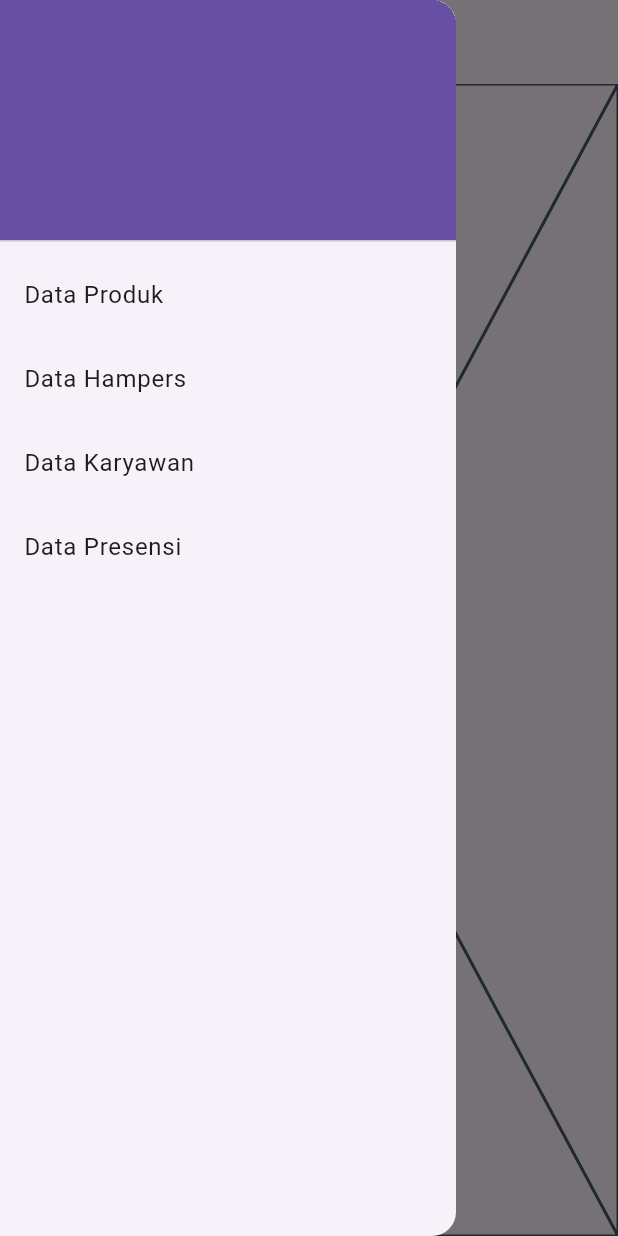
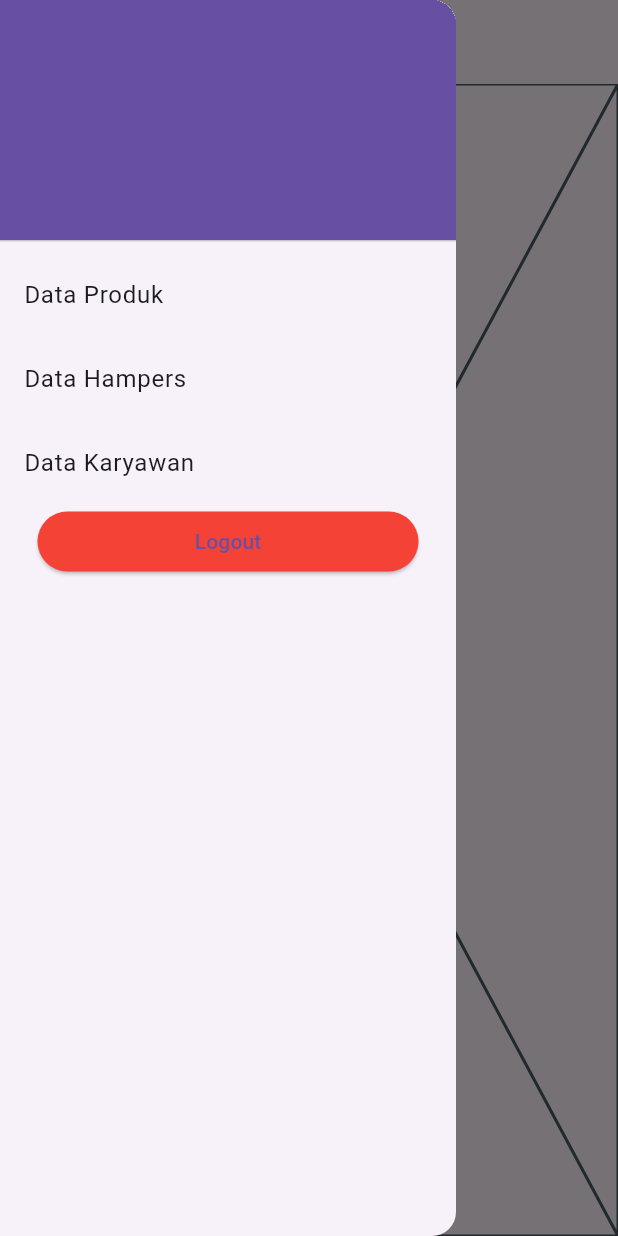
Before and after one commit to elluy-gabriel-p/project_p3l_mobile, a Flutter app: the DashboardOwnerView screen opened directly with empty values, with the side drawer open, on a phone screen of 412 x 824 dp. Run offline on Flutter 3.47's test engine with Material 3 defaults, Android fonts, the phone set to English and light mode, and no system bars; our stand-ins replace flutter_riverpod; missing offline and left inert: mobile_scanner; network calls fail.

Commit message:
login User, Perbaharui dashboard

```diff
--- a/lib/main.dart
+++ b/lib/main.dart
@@ -21,7 +21,7 @@ class MyApp extends StatelessWidget {
       theme: ThemeData(
         primarySwatch: Colors.blue,
       ),
-      home: LoginView(),
+      home: HomeView(),
     );
   }
 }
--- a/lib/view/dashboardOwner.dart
+++ b/lib/view/dashboardOwner.dart
@@ -1,5 +1,6 @@
 import 'package:flutter/material.dart';
 import 'package:project_p3l_mobile/data/Karyawan.dart';
+import 'package:project_p3l_mobile/view/login.dart';
 
 class DashboardOwnerView extends StatefulWidget {
   final Karyawan loggedInOwner;
@@ -14,7 +15,7 @@ class _DashboardOwnerViewState extends State<DashboardOwnerView> {
   Widget build(BuildContext context) {
     return Scaffold(
       appBar: AppBar(
-        title: Text('Dashboard Admin'),
+        title: Text('Dashboard Owner'),
       ),
       drawer: Drawer(
         child: ListView(
@@ -43,11 +44,21 @@ class _DashboardOwnerViewState extends State<DashboardOwnerView> {
               },
             ),
 
-            ListTile(
-              title: Text('Data Presensi'),
-              onTap: () {
-                // Handle menu 4 tap
-              },
+            Container(
+              padding: EdgeInsets.symmetric(horizontal: 25),
+              child: ElevatedButton(
+                onPressed: () {
+                  // Handle logout tap
+                  Navigator.pushReplacement(
+                    context,
+                    MaterialPageRoute(builder: (context) => LoginView()),
+                  );
+                },
+                style: ElevatedButton.styleFrom(
+                  primary: Colors.red, // Set button color to red
+                ),
+                child: Text('Logout'),
+              ),
             ),
             // Add more menu items as needed
           ],
--- a/lib/view/login.dart
+++ b/lib/view/login.dart
@@ -163,8 +163,7 @@ class _LoginViewState extends State<LoginView> {
                                 Navigator.push(
                                     context,
                                     MaterialPageRoute(
-                                        builder: (context) =>
-                                            HomeView(loggedIn: loggedInUser)));
+                                        builder: (context) => HomeView()));
                               }
 
                               Karyawan? loggedIn = await loginAdmin();
```
Also changed, not shown: lib/view/dashboardAdmin.dart (+19 -2 lines), lib/view/dashboardMO.dart (+18 -1 lines), lib/view/home.dart (+30 -6 lines).
